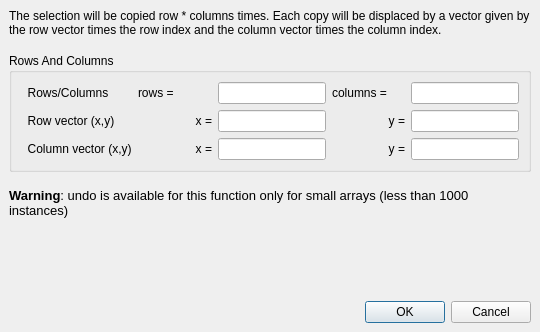
The window that src/edt/edt/MakeArrayOptionsDialog.ui (KLayout/klayout) describes before a commit, drawn with Qt 5.
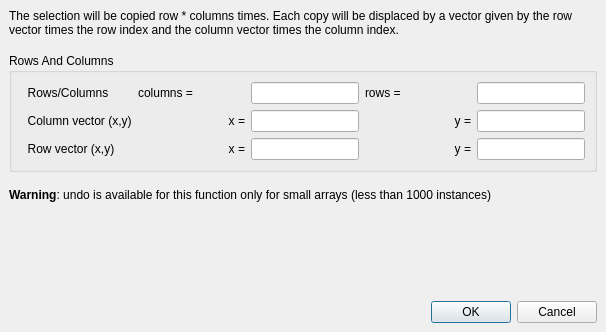
The same window after the commit.

Commit message: Issue-1356: Reversed row/column order for arrays

Diff of the .ui file:
```diff
--- a/src/edt/edt/MakeArrayOptionsDialog.ui
+++ b/src/edt/edt/MakeArrayOptionsDialog.ui
@@ -1,24 +1,24 @@
 <ui version="4.0" >
  <class>MakeArrayOptionsDialog</class>
- <widget class="QDialog" name="MakeArrayOptionsDialog" >
-  <property name="geometry" >
+ <widget class="QDialog" name="MakeArrayOptionsDialog">
+  <property name="geometry">
    <rect>
     <x>0</x>
     <y>0</y>
-    <width>540</width>
+    <width>606</width>
     <height>332</height>
    </rect>
   </property>
   <property name="windowTitle" >
    <string>Make Array</string>
   </property>
-  <layout class="QVBoxLayout" >
-   <property name="margin" >
-    <number>9</number>
-   </property>
-   <property name="spacing" >
+  <layout class="QVBoxLayout">
+   <property name="spacing">
     <number>6</number>
    </property>
+   <property name="margin" stdset="0">
+    <number>9</number>
+   </property>
    <item>
     <widget class="QLabel" name="label_2" >
      <property name="text" >
@@ -46,11 +46,9 @@
     </spacer>
    </item>
    <item>
-    <widget class="QGroupBox" name="array_grp" >
-     <property name="sizePolicy" >
-      <sizepolicy>
-       <hsizetype>7</hsizetype>
-       <vsizetype>0</vsizetype>
+    <widget class="QGroupBox" name="array_grp">
+     <property name="sizePolicy">
+      <sizepolicy hsizetype="Expanding" vsizetype="Fixed">
        <horstretch>0</horstretch>
        <verstretch>0</verstretch>
       </sizepolicy>
@@ -68,105 +66,87 @@
       <property name="spacing" >
        <number>6</number>
       </property>
-      <item row="0" column="2" >
-       <widget class="QLineEdit" name="rows_le" >
-        <property name="sizePolicy" >
-         <sizepolicy>
-          <hsizetype>0</hsizetype>
-          <vsizetype>0</vsizetype>
+      <item row="2" column="3">
+       <widget class="QLineEdit" name="row_x_le">
+        <property name="sizePolicy">
+         <sizepolicy hsizetype="Fixed" vsizetype="Fixed">
           <horstretch>1</horstretch>
           <verstretch>0</verstretch>
          </sizepolicy>
         </property>
        </widget>
       </item>
-      <item row="0" column="1" >
-       <widget class="QLabel" name="label_6" >
-        <property name="text" >
-         <string>rows = </string>
-        </property>
-       </widget>
-      </item>
-      <item row="0" column="4" >
-       <widget class="QLineEdit" name="columns_le" >
-        <property name="sizePolicy" >
-         <sizepolicy>
-          <hsizetype>0</hsizetype>
-          <vsizetype>0</vsizetype>
-          <horstretch>1</horstretch>
-          <verstretch>0</verstretch>
-         </sizepolicy>
-        </property>
-       </widget>
-      </item>
-      <item row="0" column="3" >
-       <widget class="QLabel" name="label_8" >
-        <property name="text" >
-         <string>columns =</string>
-        </property>
-       </widget>
-      </item>
-      <item row="0" column="0" >
-       <widget class="QLabel" name="label_4" >
-        <property name="text" >
+      <item row="0" column="0">
+       <widget class="QLabel" name="label_4">
+        <property name="text">
          <string>  Rows/Columns</string>
         </property>
        </widget>
       </item>
-      <item row="1" column="0" >
-       <widget class="QLabel" name="label_9" >
-        <property name="text" >
+      <item row="2" column="2">
+       <widget class="QLabel" name="label_11">
+        <property name="text">
+         <string>x =</string>
+        </property>
+        <property name="alignment">
+         <set>Qt::AlignRight|Qt::AlignTrailing|Qt::AlignVCenter</set>
+        </property>
+       </widget>
+      </item>
+      <item row="2" column="5">
+       <widget class="QLineEdit" name="row_y_le">
+        <property name="sizePolicy">
+         <sizepolicy hsizetype="Fixed" vsizetype="Fixed">
+          <horstretch>1</horstretch>
+          <verstretch>0</verstretch>
+         </sizepolicy>
+        </property>
+       </widget>
+      </item>
+      <item row="0" column="4">
+       <widget class="QLabel" name="label_6">
+        <property name="text">
+         <string>rows =</string>
+        </property>
+       </widget>
+      </item>
+      <item row="2" column="0">
+       <widget class="QLabel" name="label_9">
+        <property name="text">
          <string>  Row vector (x,y)</string>
         </property>
        </widget>
       </item>
-      <item row="1" column="1" >
-       <widget class="QLabel" name="label_11" >
-        <property name="text" >
-         <string>x =</string>
+      <item row="0" column="2">
+       <widget class="QLabel" name="label_8">
+        <property name="text">
+         <string>columns =</string>
         </property>
-        <property name="alignment" >
-         <set>Qt::AlignRight|Qt::AlignTrailing|Qt::AlignVCenter</set>
-        </property>
        </widget>
       </item>
-      <item row="1" column="2" >
-       <widget class="QLineEdit" name="row_x_le" >
-        <property name="sizePolicy" >
-         <sizepolicy>
-          <hsizetype>0</hsizetype>
-          <vsizetype>0</vsizetype>
+      <item row="0" column="5">
+       <widget class="QLineEdit" name="rows_le">
+        <property name="sizePolicy">
+         <sizepolicy hsizetype="Fixed" vsizetype="Fixed">
           <horstretch>1</horstretch>
           <verstretch>0</verstretch>
          </sizepolicy>
         </property>
        </widget>
       </item>
-      <item row="1" column="3" >
-       <widget class="QLabel" name="label_10" >
-        <property name="text" >
-         <string>y =</string>
-        </property>
-        <property name="alignment" >
-         <set>Qt::AlignRight|Qt::AlignTrailing|Qt::AlignVCenter</set>
-        </property>
-       </widget>
-      </item>
-      <item row="1" column="4" >
-       <widget class="QLineEdit" name="row_y_le" >
-        <property name="sizePolicy" >
-         <sizepolicy>
-          <hsizetype>0</hsizetype>
-          <vsizetype>0</vsizetype>
+      <item row="0" column="3">
+       <widget class="QLineEdit" name="columns_le">
+        <property name="sizePolicy">
+         <sizepolicy hsizetype="Fixed" vsizetype="Fixed">
           <horstretch>1</horstretch>
           <verstretch>0</verstretch>
          </sizepolicy>
         </property>
        </widget>
       </item>
-      <item row="2" column="3" >
-       <widget class="QLabel" name="label_15" >
-        <property name="text" >
+      <item row="2" column="4">
+       <widget class="QLabel" name="label_10">
+        <property name="text">
          <string>y =</string>
         </property>
         <property name="alignment" >
@@ -174,21 +154,19 @@
         </property>
        </widget>
       </item>
-      <item row="2" column="4" >
-       <widget class="QLineEdit" name="column_y_le" >
-        <property name="sizePolicy" >
-         <sizepolicy>
-          <hsizetype>0</hsizetype>
-          <vsizetype>0</vsizetype>
+      <item row="1" column="3">
+       <widget class="QLineEdit" name="column_x_le">
+        <property name="sizePolicy">
+         <sizepolicy hsizetype="Fixed" vsizetype="Fixed">
           <horstretch>1</horstretch>
           <verstretch>0</verstretch>
          </sizepolicy>
         </property>
        </widget>
       </item>
-      <item row="2" column="1" >
-       <widget class="QLabel" name="label_14" >
-        <property name="text" >
+      <item row="1" column="2">
+       <widget class="QLabel" name="label_14">
+        <property name="text">
          <string>x =</string>
         </property>
         <property name="alignment" >
@@ -196,21 +174,29 @@
         </property>
        </widget>
       </item>
-      <item row="2" column="2" >
-       <widget class="QLineEdit" name="column_x_le" >
-        <property name="sizePolicy" >
-         <sizepolicy>
-          <hsizetype>0</hsizetype>
-          <vsizetype>0</vsizetype>
+      <item row="1" column="5">
+       <widget class="QLineEdit" name="column_y_le">
+        <property name="sizePolicy">
+         <sizepolicy hsizetype="Fixed" vsizetype="Fixed">
           <horstretch>1</horstretch>
           <verstretch>0</verstretch>
          </sizepolicy>
         </property>
        </widget>
       </item>
-      <item row="2" column="0" >
-       <widget class="QLabel" name="label_16" >
-        <property name="text" >
+      <item row="1" column="4">
+       <widget class="QLabel" name="label_15">
+        <property name="text">
+         <string>y =</string>
+        </property>
+        <property name="alignment">
+         <set>Qt::AlignRight|Qt::AlignTrailing|Qt::AlignVCenter</set>
+        </property>
+       </widget>
+      </item>
+      <item row="1" column="0">
+       <widget class="QLabel" name="label_16">
+        <property name="text">
          <string>  Column vector (x,y)</string>
         </property>
        </widget>
@@ -235,12 +221,9 @@
     </spacer>
    </item>
    <item>
-    <widget class="QLabel" name="label" >
-     <property name="text" >
-      <string>&lt;html>&lt;head>&lt;meta name="qrichtext" content="1" />&lt;style type="text/css">
-p, li { white-space: pre-wrap; }
-&lt;/style>&lt;/head>&lt;body style=" font-family:'DejaVu Sans'; font-size:10pt; font-weight:400; font-style:normal; text-decoration:none;">
-&lt;p style=" margin-top:0px; margin-bottom:0px; margin-left:0px; margin-right:0px; -qt-block-indent:0; text-indent:0px;">&lt;span style=" font-weight:600;">Warning&lt;/span>: undo is available for this function only for small arrays (less than 1000 instances)&lt;/p>&lt;/body>&lt;/html></string>
+    <widget class="QLabel" name="label">
+     <property name="text">
+      <string>&lt;span style=&quot; font-weight:600;&quot;&gt;Warning&lt;/span&gt;: undo is available for this function only for small arrays (less than 1000 instances)</string>
      </property>
      <property name="wordWrap" >
       <bool>true</bool>
@@ -265,8 +248,8 @@
      <property name="orientation" >
       <enum>Qt::Horizontal</enum>
      </property>
-     <property name="standardButtons" >
-      <set>QDialogButtonBox::Cancel|QDialogButtonBox::NoButton|QDialogButtonBox::Ok</set>
+     <property name="standardButtons">
+      <set>QDialogButtonBox::Cancel|QDialogButtonBox::Ok</set>
      </property>
     </widget>
    </item>
```
Left out of the diff: 63 changed lines with no effect on the pictures. The commit also changes 2 other files.
